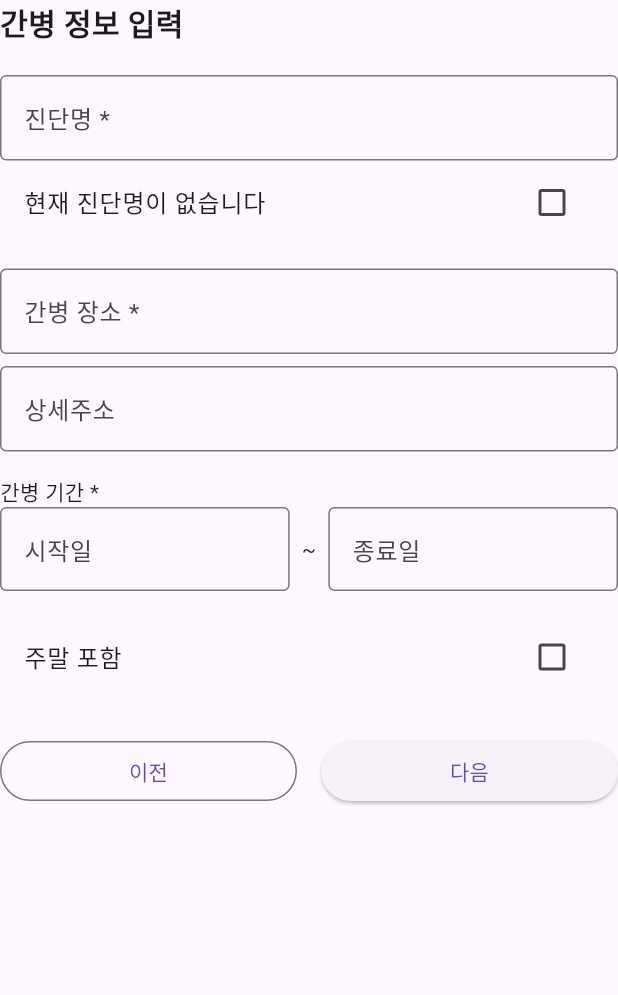
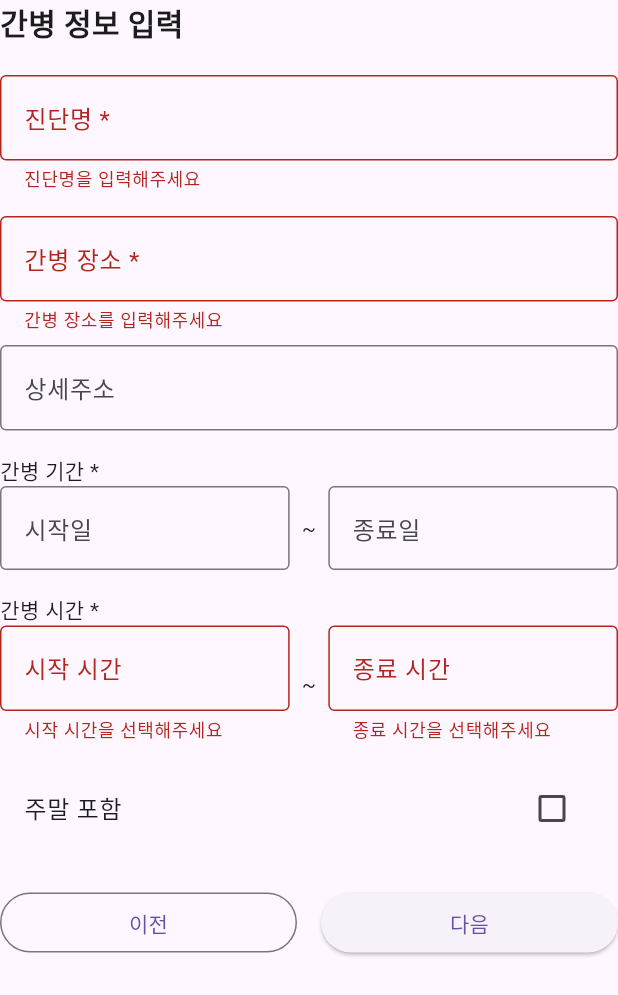
Before and after one commit to Isoards/android_final_project, a Flutter app: the CareInfoForm widget shown alone on an empty page, opened directly with empty values, after a tap on "다음", on a phone screen of 412 x 824 dp. Shown: the top 995 px of the screen. Run offline on Flutter 3.47's test engine with Material 3 defaults, Android fonts, the phone set to English and light mode, and no system bars; our stand-ins replace supabase_flutter; accounts and stored records are empty.

Commit message:
간병인, 환자/보호자 정보 등록 프로세스 추가

```diff
--- a/lib/widgets/search/care_info_form.dart
+++ b/lib/widgets/search/care_info_form.dart
@@ -19,7 +19,8 @@ class CareInfoForm extends StatefulWidget {
 
 class _CareInfoFormState extends State<CareInfoForm> {
   final _formKey = GlobalKey<FormState>();
-  bool showDiseaseModal = false;
+  TimeOfDay? _startTime;
+  TimeOfDay? _endTime;
 
   @override
   Widget build(BuildContext context) {
@@ -37,25 +38,14 @@ class _CareInfoFormState extends State<CareInfoForm> {
               hintText: '진단명을 입력해주세요',
               border: OutlineInputBorder(),
             ),
-            onTap: () {
-              // TODO: Implement disease selection modal
-              setState(() {
-                showDiseaseModal = true;
-              });
+            validator: (value) {
+              if (value == null || value.isEmpty) {
+                return '진단명을 입력해주세요';
+              }
+              return null;
             },
-            readOnly: true,
-            controller:
-                TextEditingController(text: widget.formData.diseaseName),
-          ),
-          CheckboxListTile(
-            title: const Text('현재 진단명이 없습니다'),
-            value: widget.formData.diseaseName?.isEmpty ?? false,
-            onChanged: (bool? value) {
-              setState(() {
-                if (value == true) {
-                  widget.formData.diseaseName = '';
-                }
-              });
+            onSaved: (value) {
+              widget.formData.diseaseName = value;
             },
           ),
           const SizedBox(height: 16),
@@ -65,9 +55,14 @@ class _CareInfoFormState extends State<CareInfoForm> {
               hintText: '주소를 입력해주세요',
               border: OutlineInputBorder(),
             ),
-            readOnly: true,
-            onTap: () {
-              // TODO: Implement address selection
+            validator: (value) {
+              if (value == null || value.isEmpty) {
+                return '간병 장소를 입력해주세요';
+              }
+              return null;
+            },
+            onSaved: (value) {
+              widget.formData.reservationLocation = value;
             },
           ),
           const SizedBox(height: 8),
@@ -142,6 +137,80 @@ class _CareInfoFormState extends State<CareInfoForm> {
             ],
           ),
           const SizedBox(height: 16),
+          const Text('간병 시간 *'),
+          Row(
+            children: [
+              Expanded(
+                child: TextFormField(
+                  decoration: const InputDecoration(
+                    labelText: '시작 시간',
+                    hintText: '시작 시간 선택',
+                    border: OutlineInputBorder(),
+                  ),
+                  readOnly: true,
+                  validator: (value) {
+                    if (value == null || value.isEmpty) {
+                      return '시작 시간을 선택해주세요';
+                    }
+                    return null;
+                  },
+                  onTap: () async {
+                    final time = await showTimePicker(
+                      context: context,
+                      initialTime: _startTime ?? TimeOfDay.now(),
+                    );
+                    if (time != null) {
+                      setState(() {
+                        _startTime = time;
+                        widget.formData.dailyStartTime =
+                            '${time.hour.toString().padLeft(2, '0')}:${time.minute.toString().padLeft(2, '0')}';
+                      });
+                    }
+                  },
+                  controller: TextEditingController(
+                    text: _startTime?.format(context) ?? '',
+                  ),
+                ),
+              ),
+              const Padding(
+                padding: EdgeInsets.symmetric(horizontal: 8.0),
+                child: Text('~'),
+              ),
+              Expanded(
+                child: TextFormField(
+                  decoration: const InputDecoration(
+                    labelText: '종료 시간',
+                    hintText: '종료 시간 선택',
+                    border: OutlineInputBorder(),
+                  ),
+                  readOnly: true,
+                  validator: (value) {
+                    if (value == null || value.isEmpty) {
+                      return '종료 시간을 선택해주세요';
+                    }
+                    return null;
+                  },
+                  onTap: () async {
+                    final time = await showTimePicker(
+                      context: context,
+                      initialTime: _endTime ?? TimeOfDay.now(),
+                    );
+                    if (time != null) {
+                      setState(() {
+                        _endTime = time;
+                        widget.formData.dailyEndTime =
+                            '${time.hour.toString().padLeft(2, '0')}:${time.minute.toString().padLeft(2, '0')}';
+                      });
+                    }
+                  },
+                  controller: TextEditingController(
+                    text: _endTime?.format(context) ?? '',
+                  ),
+                ),
+              ),
+            ],
+          ),
+          const SizedBox(height: 16),
           CheckboxListTile(
             title: const Text('주말 포함'),
             value: widget.formData.includeWeekends,
@@ -165,7 +234,8 @@ class _CareInfoFormState extends State<CareInfoForm> {
                 child: ElevatedButton(
                   onPressed: () {
                     if (_formKey.currentState!.validate()) {
-                      widget.formData.printCareInfo(); // 간병 정보만 확인
+                      _formKey.currentState!.save(); // onSaved 콜백 호출
+                      widget.formData.printCareInfo(); // 간병 정보 확인
                       widget.onNext();
                     }
                   },
--- a/lib/widgets/search/guardian_info_form.dart
+++ b/lib/widgets/search/guardian_info_form.dart
@@ -147,10 +147,7 @@ class _GuardianInfoFormState extends State<GuardianInfoForm> {
               hintText: '주소를 입력해주세요',
               border: OutlineInputBorder(),
             ),
-            readOnly: true,
-            onTap: () {
-              // TODO: Implement address selection
-            },
+            onChanged: (value) => widget.formData.guardianAddress = value,
           ),
           const SizedBox(height: 8),
           TextFormField(
--- a/lib/widgets/work/basic_info_form.dart
+++ b/lib/widgets/work/basic_info_form.dart
@@ -9,11 +9,11 @@ class BasicInfoForm extends StatelessWidget {
   final VoidCallback onPrevious;
 
   const BasicInfoForm({
-    Key? key,
+    super.key,
     required this.formData,
     required this.onNext,
     required this.onPrevious,
-  }) : super(key: key);
+  });
 
   @override
   Widget build(BuildContext context) {
--- a/lib/widgets/work/work_experience.dart
+++ b/lib/widgets/work/work_experience.dart
@@ -9,11 +9,11 @@ class WorkExperienceForm extends StatefulWidget {
   final VoidCallback onSubmit;
 
   const WorkExperienceForm({
-    Key? key,
+    super.key,
     required this.formData,
     required this.onPrevious,
     required this.onSubmit,
-  }) : super(key: key);
+  });
 
   @override
   State<WorkExperienceForm> createState() => _WorkExperienceFormState();
```
Also changed, not shown: lib/models/caregiver_profile_model.dart (+26 -0 lines), lib/models/patient_care_model.dart (+74 -0 lines), lib/pages/search/caregiver_search_page.dart (+32 -6 lines), lib/pages/work/work_page.dart (+30 -2 lines), lib/widgets/search/patient_symptoms_form.dart (+28 -0 lines).
